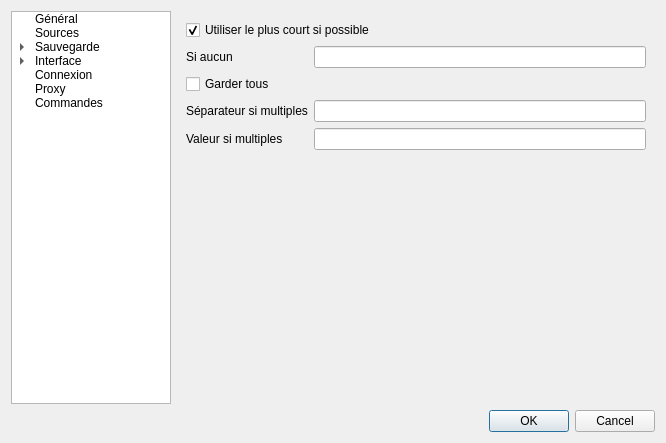
Old version of the form ui/optionswindow.ui in the repository XanderMld/imgbrd-grabber.
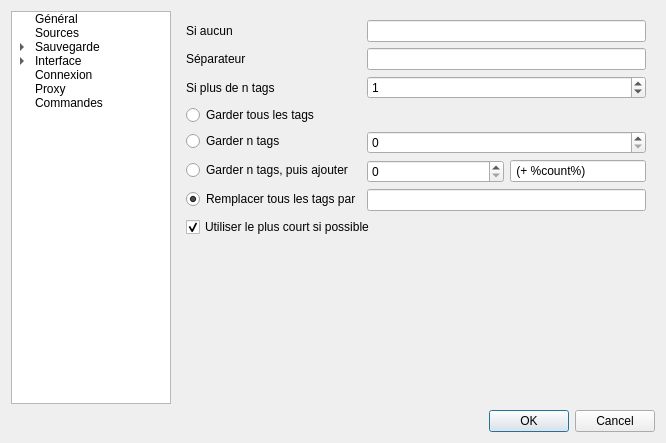
New version of the form. The open tabs and pages were chosen to show the change. Icons and pictures are not drawn.

Commit message: * Started to add more detailed functions to artists, copyrights and characters tags. * Fixed issue #123. * Better GIF support (fullscreen and showing first frame while loading). * Added remaining time in batch window. * Started to add MD5 check to prevent duplicates.

Diff of the .ui file:
```diff
--- a/ui/optionswindow.ui
+++ b/ui/optionswindow.ui
@@ -19,7 +19,7 @@
   </property>
   <layout class="QVBoxLayout" name="verticalLayout">
    <item>
-    <layout class="QHBoxLayout" name="horizontalLayout" stretch="0,1">
+    <layout class="QHBoxLayout" name="horizontalLayout" stretch="0,0">
      <property name="sizeConstraint">
       <enum>QLayout::SetFixedSize</enum>
      </property>
@@ -826,65 +826,116 @@
        </widget>
        <widget class="QWidget" name="page8">
         <layout class="QFormLayout" name="formLayout_5">
-         <item row="0" column="0" colspan="2">
-          <widget class="QCheckBox" name="checkCopyrightsUseShorter">
-           <property name="text">
-            <string>Utiliser le plus court si possible</string>
-           </property>
-           <property name="checked">
-            <bool>true</bool>
-           </property>
-          </widget>
-         </item>
-         <item row="1" column="0">
+         <item row="0" column="0">
           <widget class="QLabel" name="label_17">
            <property name="text">
             <string>Si aucun</string>
            </property>
           </widget>
          </item>
-         <item row="1" column="1">
+         <item row="0" column="1">
           <widget class="QLineEdit" name="lineCopyrightsIfNone">
            <property name="text">
             <string/>
            </property>
           </widget>
          </item>
-         <item row="2" column="0" colspan="2">
-          <widget class="QCheckBox" name="checkCopyrightsKeepAll">
-           <property name="text">
-            <string>Garder tous</string>
-           </property>
-          </widget>
-         </item>
-         <item row="3" column="0">
+         <item row="1" column="0">
           <widget class="QLabel" name="label_20">
            <property name="text">
-            <string>Séparateur si multiples</string>
+            <string>Séparateur</string>
            </property>
           </widget>
          </item>
-         <item row="4" column="0">
-          <widget class="QLabel" name="label_21">
-           <property name="text">
-            <string>Valeur si multiples</string>
-           </property>
-          </widget>
-         </item>
-         <item row="3" column="1">
+         <item row="1" column="1">
           <widget class="QLineEdit" name="lineCopyrightsSeparator">
            <property name="text">
             <string/>
            </property>
           </widget>
          </item>
+         <item row="2" column="0">
+          <widget class="QLabel" name="label_70">
+           <property name="text">
+            <string>Si plus de n tags</string>
+           </property>
+          </widget>
+         </item>
+         <item row="2" column="1">
+          <widget class="QSpinBox" name="spinCopyrightsMoreThanN">
+           <property name="maximum">
+            <number>100</number>
+           </property>
+           <property name="value">
+            <number>1</number>
+           </property>
+          </widget>
+         </item>
+         <item row="4" column="0">
+          <widget class="QRadioButton" name="radioCopyrightsKeepN">
+           <property name="text">
+            <string>Garder n tags</string>
+           </property>
+          </widget>
+         </item>
          <item row="4" column="1">
-          <widget class="QLineEdit" name="lineCopyrightsIfMultiples">
+          <widget class="QSpinBox" name="spinCopyrightsKeepN"/>
+         </item>
+         <item row="5" column="0">
+          <widget class="QRadioButton" name="radioCopyrightsKeepNThenAdd">
+           <property name="text">
+            <string>Garder n tags, puis ajouter</string>
+           </property>
+          </widget>
+         </item>
+         <item row="5" column="1">
+          <layout class="QHBoxLayout" name="horizontalLayout_19" stretch="1,1">
+           <item>
+            <widget class="QSpinBox" name="spinCopyrightsKeepNThenAdd"/>
+           </item>
+           <item>
+            <widget class="QLineEdit" name="lineCopyrightsKeepNThenAdd">
+             <property name="text">
+              <string notr="true"> (+ %count%)</string>
+             </property>
+            </widget>
+           </item>
+          </layout>
+         </item>
+         <item row="6" column="0">
+          <widget class="QRadioButton" name="radioCopyrightsReplaceAll">
+           <property name="text">
+            <string>Remplacer tous les tags par</string>
+           </property>
+           <property name="checked">
+            <bool>true</bool>
+           </property>
+          </widget>
+         </item>
+         <item row="6" column="1">
+          <widget class="QLineEdit" name="lineCopyrightsReplaceAll">
            <property name="text">
             <string/>
            </property>
           </widget>
          </item>
+         <item row="7" column="0" colspan="2">
+          <widget class="QCheckBox" name="checkCopyrightsUseShorter">
+           <property name="text">
+            <string>Utiliser le plus court si possible</string>
+           </property>
+           <property name="checked">
+            <bool>true</bool>
+           </property>
+          </widget>
+         </item>
+         <item row="3" column="0" colspan="2">
+          <widget class="QRadioButton" name="radioCopyrightsKeepAll">
+           <property name="text">
+            <string>Garder tous les tags</string>
+           </property>
+          </widget>
+         </item>
         </layout>
        </widget>
        <widget class="QWidget" name="page9">
```
Left out of the diff: 329 changed lines with no effect on the pictures. The commit also changes 9 other files.
